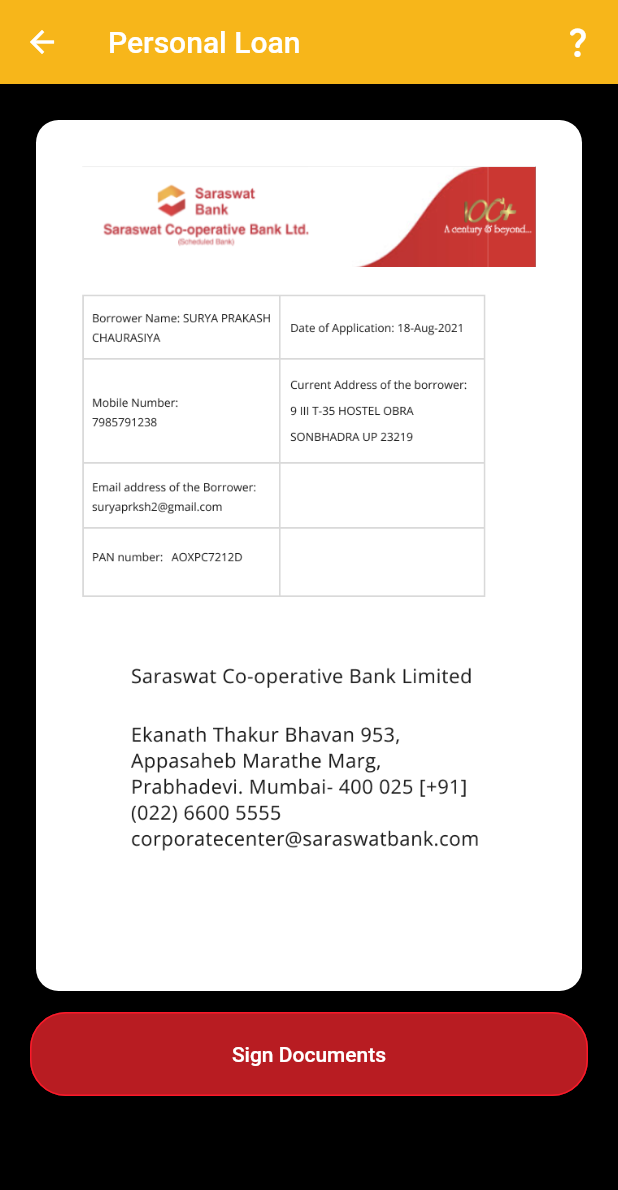
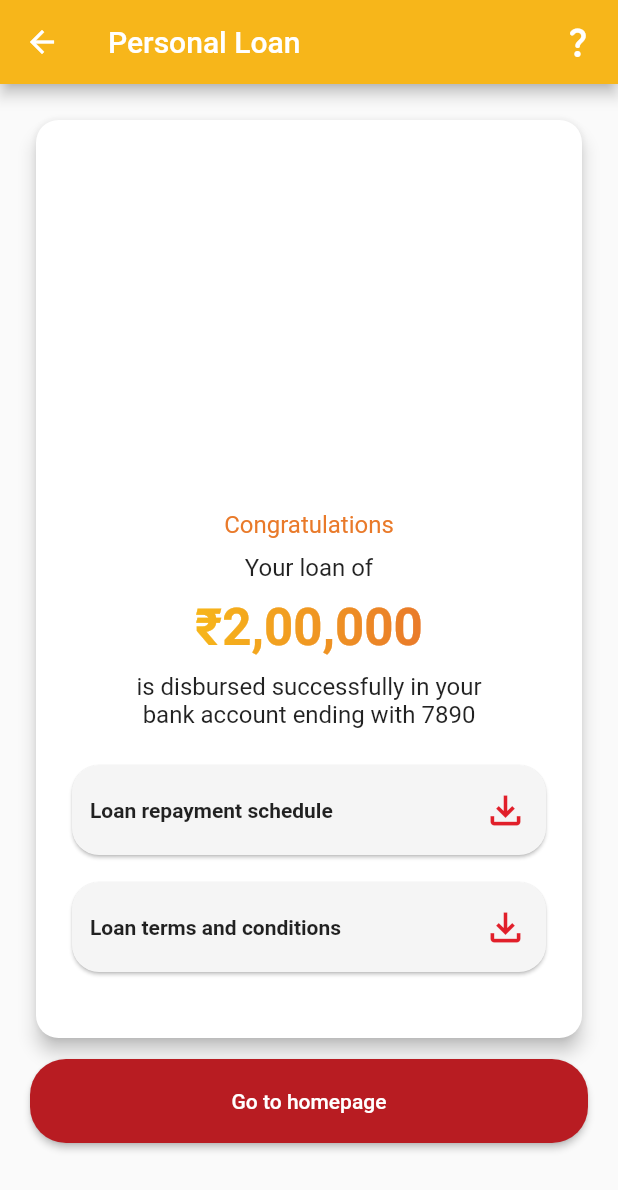
Before and after one commit to vaibhav7779/sardemo, a Flutter app: the screen it shows after launch, on a phone screen of 412 x 824 dp. Shown: the top 1190 px of the screen. Run offline on Flutter 3.47's test engine with Material 2 defaults, Android fonts, the phone set to English and light mode, and no system bars; our stand-ins replace flutter_breadcrumb, otp_text_field, step_progress_indicator.

Commit message:
aaded disburs

```diff
--- a/lib/main.dart
+++ b/lib/main.dart
@@ -1,9 +1,11 @@
 import 'package:flutter/material.dart';
-import 'package:sar/pages/document-sign.dart';
+import 'package:sar/pages/loan-disbursed.dart';
+// import 'package:sar/pages/loan-disbursed.dart';
+// import 'package:sar/pages/document-sign.dart';
 // import 'package:sar/pages/login.dart';
 // import 'package:sar/pages/basicInfo.dart';
-//import 'package:sar/pages/loanSummary.dart';
-import 'package:sar/pages/login.dart';
+import 'package:sar/pages/loanSummary.dart';
+// import 'package:sar/pages/login.dart';
 // import 'package:sar/palette.dart';
 // import 'package:sar/pages/addressConfirm.dart';
 // import 'package:sar/pages/login.dart';
@@ -27,7 +29,7 @@
   Widget build(BuildContext context) {
     return MaterialApp(
       debugShowCheckedModeBanner: false,
-      home: DocumentSign(),
+      home: LoanDisbursed(),
       theme: ThemeData(
         // AppBar theme
         appBarTheme: const AppBarTheme(
@@ -39,8 +41,7 @@
           style: ElevatedButton.styleFrom(
             backgroundColor: const Color.fromRGBO(184, 28, 34, 1),
             padding: const EdgeInsets.fromLTRB(10, 20, 10, 20),
-            side: const BorderSide(
-                width: 1, color: Color.fromRGBO(251, 25, 41, 1)),
+            // side: const BorderSide(color: Color.fromRGBO(251, 25, 41, 1)),
             shape:
                 RoundedRectangleBorder(borderRadius: BorderRadius.circular(24)),
           ),
--- a/lib/pages/basicInfo.dart
+++ b/lib/pages/basicInfo.dart
@@ -70,9 +70,9 @@
                 ),
               ),
               const SizedBox(height: 20),
-              const Row(
+              Row(
                 mainAxisAlignment: MainAxisAlignment.spaceBetween,
-                children: [Text("Personal Details"), Text("2/11")],
+                children: const [Text("Personal Details"), Text("2/11")],
               ),
               const SizedBox(height: 10),
               const StepProgressIndicator(
--- a/lib/pages/document-sign.dart
+++ b/lib/pages/document-sign.dart
@@ -1,4 +1,6 @@
 import 'package:flutter/material.dart';
+import 'package:flutter/rendering.dart';
+import 'package:sar/pages/loan-disbursed.dart';
 
 class DocumentSign extends StatefulWidget {
   const DocumentSign({super.key});
@@ -6,6 +8,8 @@
   @override
   State<DocumentSign> createState() => _DocumentSignState();
 }
+
+bool isButtonAction = false;
 
 class _DocumentSignState extends State<DocumentSign> {
   @override
@@ -70,26 +74,26 @@
                                       fontWeight: FontWeight.w700,
                                     ),
                                   ),
-                                  const Flexible(
-                                    child: Text(
-                                      'Provide us with the following in order to setup your folio',
-                                      style: TextStyle(
-                                        fontSize: 14,
-                                      ),
+                                  Text(
+                                    'Provide us with the following in order to setup your folio',
+                                    style: TextStyle(
+                                      fontSize: 14,
                                     ),
                                   ),
                                   Row(
                                     children: [
                                       Checkbox(
-                                        value: false,
+                                        value: true,
                                         onChanged: (value) {
-                                          setState(() {});
+                                          setState(() {
+                                            isButtonAction = value!;
+                                          });
                                         },
                                       ),
                                       const SizedBox(width: 10),
                                       const Text(
                                         "I accept and consent to the terms and conditions",
-                                        style: const TextStyle(
+                                        style: TextStyle(
                                           fontSize: 12,
                                           fontWeight: FontWeight.w400,
                                         ),
@@ -99,7 +103,17 @@
                                   SizedBox(
                                     width: double.infinity,
                                     child: ElevatedButton(
-                                      onPressed: () {},
+                                      onPressed: false
+                                          ? null
+                                          : () {
+                                              //LoanDisbursed
+                                              Navigator.push(
+                                                  context,
+                                                  MaterialPageRoute(
+                                                    builder: (context) =>
+                                                        LoanDisbursed(),
+                                                  ));
+                                            },
                                       child: const Text(
                                           "Accept and sign document"),
                                     ),
--- /dev/null
+++ b/lib/pages/loan-disbursed.dart
@@ -0,0 +1,164 @@
+import 'package:flutter/material.dart';
+
+class LoanDisbursed extends StatefulWidget {
+  const LoanDisbursed({super.key});
+
+  @override
+  State<LoanDisbursed> createState() => _LoanDisbursedState();
+}
+
+class _LoanDisbursedState extends State<LoanDisbursed> {
+  @override
+  Widget build(BuildContext context) {
+    return Scaffold(
+      appBar: AppBar(
+        title: const Text("Personal Loan"),
+        leading: IconButton(
+          icon: const Icon(Icons.arrow_back, color: Colors.white),
+          onPressed: () => Navigator.of(context).pop(),
+        ),
+        actions: const <Widget>[
+          Icon(Icons.question_mark_rounded),
+          SizedBox(width: 15)
+        ],
+      ),
+      body: SingleChildScrollView(
+        child: Padding(
+          padding: const EdgeInsets.all(20),
+          child: Column(
+            mainAxisAlignment: MainAxisAlignment.spaceAround,
+            children: [
+              Card(
+                shape: RoundedRectangleBorder(
+                  borderRadius: BorderRadius.circular(15.0),
+                ),
+                elevation: 5,
+                child: Padding(
+                  padding: const EdgeInsets.all(20),
+                  child: Column(
+                    children: [
+                      const SizedBox(height: 240),
+                      const Text(
+                        'Congratulations',
+                        style: TextStyle(
+                          color: Color(0xFFE97A2A),
+                          fontSize: 16,
+                          fontWeight: FontWeight.w400,
+                        ),
+                      ),
+                      const SizedBox(height: 10),
+                      const Text(
+                        'Your loan of',
+                        style: TextStyle(
+                          fontSize: 16,
+                          fontWeight: FontWeight.w400,
+                        ),
+                      ),
+                      const SizedBox(height: 10),
+                      ShaderMask(
+                        shaderCallback: (bounds) => const LinearGradient(
+                          colors: [Color(0xffF7B61A), Color(0xffE97A2A)],
+                        ).createShader(bounds),
+                        child: const Text(
+                          '₹2,00,000',
+                          style: TextStyle(
+                            fontSize: 34.0,
+                            color: Colors.white,
+                            fontWeight: FontWeight.w700,
+                          ),
+                        ),
+                      ),
+                      const SizedBox(height: 10),
+                      const Text(
+                        'is disbursed successfully in your',
+                        style: TextStyle(
+                          fontSize: 16,
+                          fontWeight: FontWeight.w400,
+                        ),
+                      ),
+                      const Text(
+                        'bank account ending with 7890',
+                        style: TextStyle(
+                          fontSize: 16,
+                          fontWeight: FontWeight.w400,
+                        ),
+                      ),
+                      const SizedBox(height: 20),
+                      Card(
+                        shape: RoundedRectangleBorder(
+                          borderRadius: BorderRadius.circular(18.0),
+                        ),
+                        color: Color(0xFFF5F5F5),
+                        child: Padding(
+                          padding: const EdgeInsets.symmetric(
+                              vertical: 15, horizontal: 12),
+                          child: Row(
+                            mainAxisAlignment: MainAxisAlignment.spaceBetween,
+                            children: const [
+                              Text(
+                                "Loan repayment schedule",
+                                style: TextStyle(
+                                  fontSize: 14,
+                                  fontWeight: FontWeight.w700,
+                                ),
+                              ),
+                              Icon(
+                                Icons.file_download_outlined,
+                                color: Color(0xFFE11F2A),
+                                size: 30,
+                              ),
+                            ],
+                          ),
+                        ),
+                      ),
+                      const SizedBox(height: 10),
+                      Card(
+                        shape: RoundedRectangleBorder(
+                          borderRadius: BorderRadius.circular(18.0),
+                        ),
+                        color: Color(0xFFF5F5F5),
+                        child: Padding(
+                          padding: const EdgeInsets.symmetric(
+                              vertical: 15, horizontal: 12),
+                          child: Row(
+                            mainAxisAlignment: MainAxisAlignment.spaceBetween,
+                            children: const [
+                              Text(
+                                "Loan terms and conditions",
+                                style: TextStyle(
+                                  fontSize: 14,
+                                  fontWeight: FontWeight.w700,
+                                ),
+                              ),
+                              Icon(
+                                Icons.file_download_outlined,
+                                color: Color(0xFFE11F2A),
+                                size: 30,
+                              ),
+                            ],
+                          ),
+                        ),
+                      ),
+                      const SizedBox(height: 20),
+                    ],
+                  ),
+                ),
+              ),
+              const SizedBox(height: 10),
+              Align(
+                alignment: Alignment.bottomCenter,
+                child: SizedBox(
+                  width: double.infinity,
+                  child: ElevatedButton(
+                    onPressed: () {},
+                    child: const Text("Go to homepage"),
+                  ),
+                ),
+              )
+            ],
+          ),
+        ),
+      ),
+    );
+  }
+}
--- a/lib/pages/loanSummary.dart
+++ b/lib/pages/loanSummary.dart
@@ -1,5 +1,6 @@
 import 'package:flutter/material.dart';
 import 'package:flutter_breadcrumb/flutter_breadcrumb.dart';
+import 'package:sar/pages/document-sign.dart';
 import 'package:step_progress_indicator/step_progress_indicator.dart';
 
 bool isChecked = false;
@@ -268,7 +269,13 @@
               Container(
                 width: double.infinity,
                 child: ElevatedButton(
-                  onPressed: () {},
+                  onPressed: () {
+                    Navigator.push(
+                        context,
+                        MaterialPageRoute(
+                          builder: (context) => DocumentSign(),
+                        ));
+                  },
                   child: const Text("Get loan"),
                 ),
               ),
```
